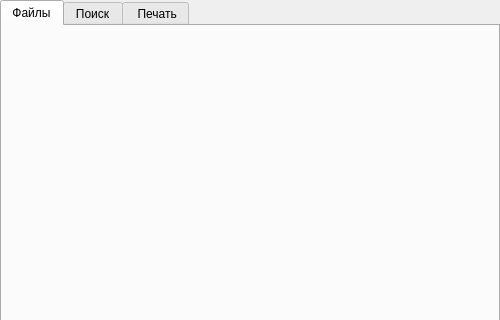
Qt form studenthelperwiget.ui (bort-four/StudentHelper) before a commit; both pictures show x 0 to 500 and y 0 to 320 of the 500 by 500 pixel window.
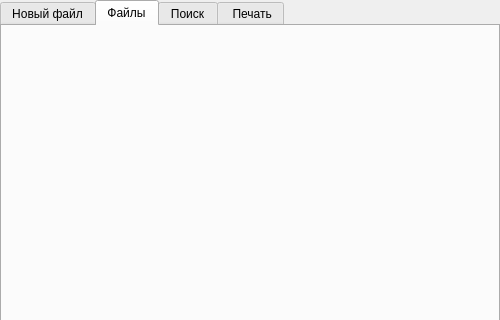
The same form after that commit. The open tabs and pages were chosen to show the change.

What changed in the file:
```diff
--- a/studenthelperwiget.ui
+++ b/studenthelperwiget.ui
@@ -34,6 +34,11 @@
      <property name="currentIndex">
       <number>0</number>
      </property>
+     <widget class="QWidget" name="addTab">
+      <attribute name="title">
+       <string>Новый файл</string>
+      </attribute>
+     </widget>
      <widget class="QWidget" name="fileTab">
       <attribute name="title">
        <string>Файлы</string>
```
